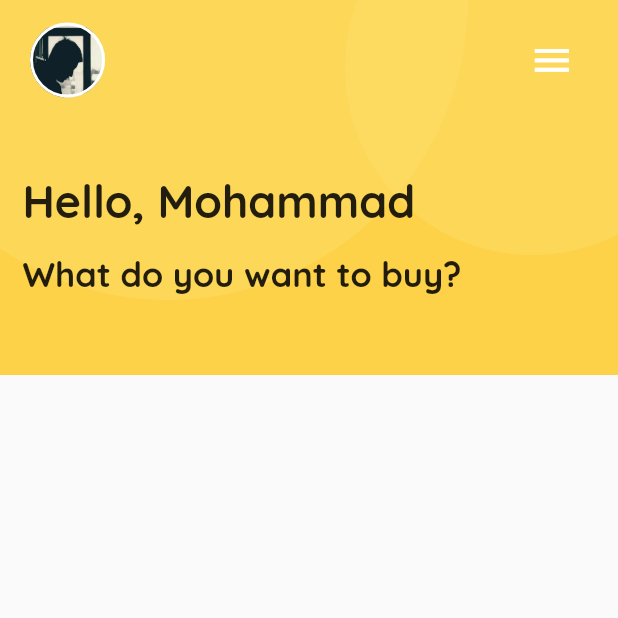
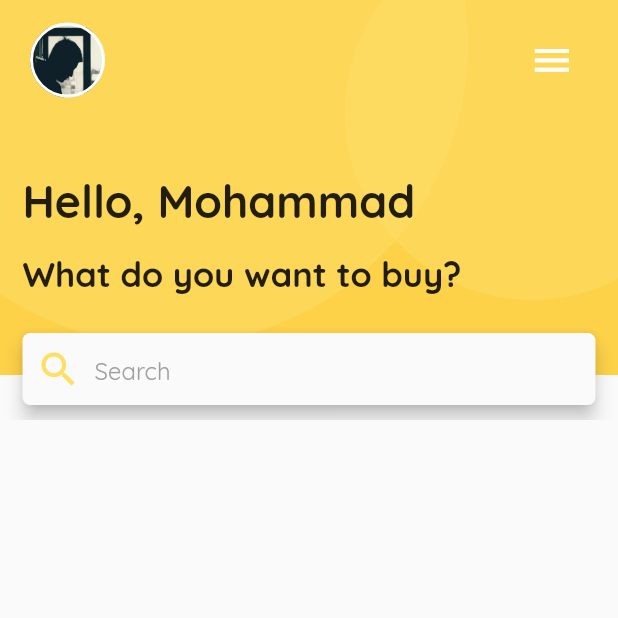
Before and after one commit to MohammadSorouri/flutter-simple-ui, a Flutter app: the screen it shows after launch, on a phone screen of 412 x 824 dp, the top half of it. Run offline on Flutter 3.47's test engine with Material 2 defaults, Android fonts, the phone set to English and light mode, and no system bars.

Commit message:
add search box

```diff
--- a/lib/main.dart
+++ b/lib/main.dart
@@ -101,7 +101,27 @@ class _MyHomePageState extends State<MyHomePage> {
                       fontSize: 23,
                       fontWeight: FontWeight.bold,
                     ),),
-                  )
+                  ),
+                  Padding(
+                    padding: EdgeInsets.only(top: 25,left: 15,right: 15),
+                    child: Material(
+                      borderRadius: BorderRadius.circular(5),
+                      elevation: 5,
+                      child: TextField(
+                        decoration: InputDecoration(
+                          border: InputBorder.none,
+                          prefixIcon: Icon(Icons.search,color: Color(0xffFEDF62),size: 30,),
+                          hintText: "Search",
+                          contentPadding: EdgeInsets.only(left: 15,top: 15),
+                          hintStyle: TextStyle(
+                            color: Colors.grey,
+                            fontFamily: "Quicksand",
+                          )
+                        ),
+                      ),
+                    ),
+                  ),
+                  SizedBox(height: 10,)
                 ],
               ),
 
```
